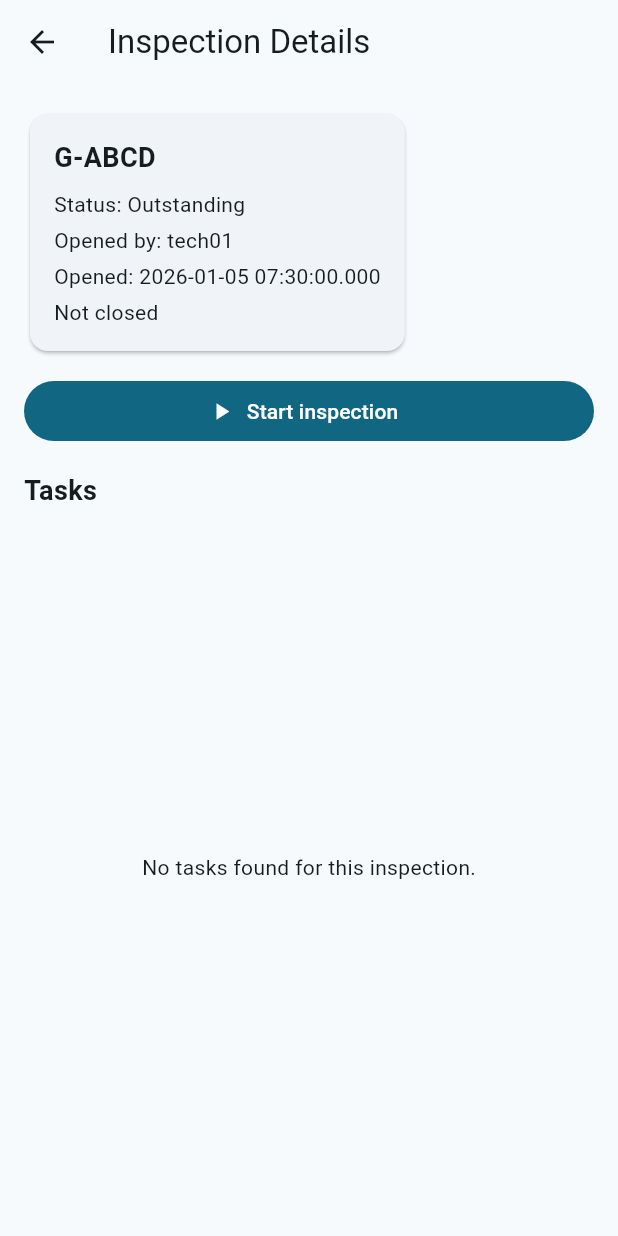
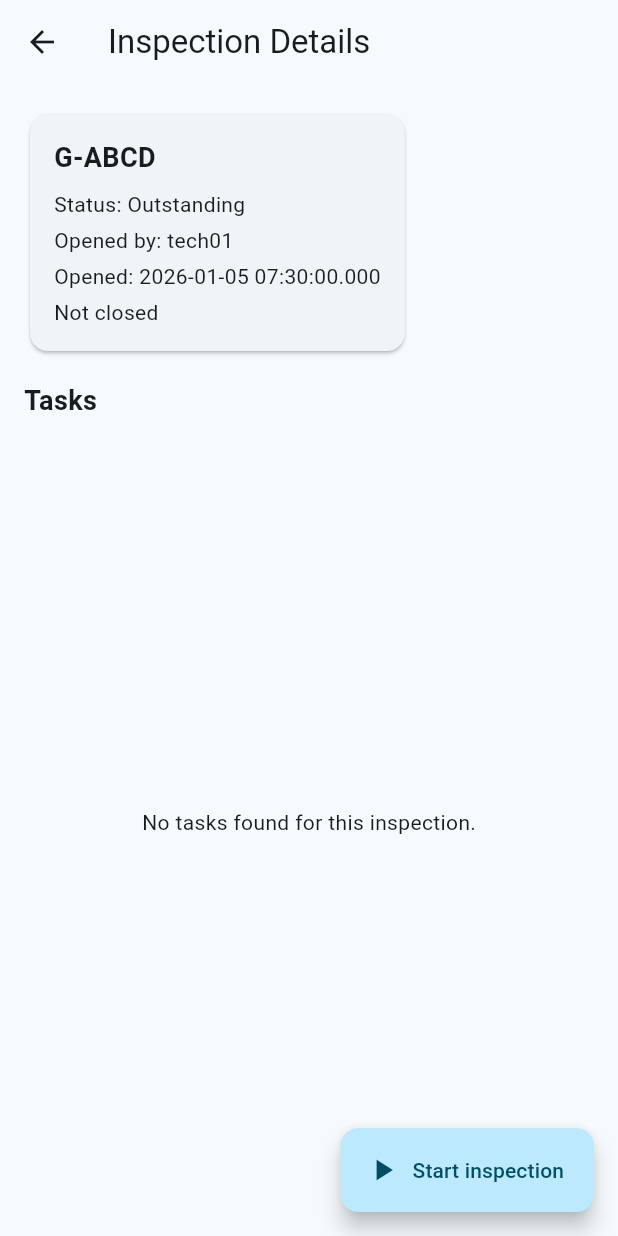
Before and after one commit to Alex-Cooke192/Cross_Platform_Programming_Assignment_2_Maintenance_Logging_System, a Flutter app: the OutstandingInspectionDetailsScreen screen opened directly with sample values from the repository, on a phone screen of 412 x 824 dp. Run offline on Flutter 3.47's test engine with Material 3 defaults, Android fonts, the phone set to English and light mode, and no system bars; our stand-ins replace drift; accounts and stored records are empty; generated files the repository leaves out were written again.

Commit message:
moved 'start inspection' button to lower right corner

```diff
--- a/lib/screens/outstanding_inspection_details_screen.dart
+++ b/lib/screens/outstanding_inspection_details_screen.dart
@@ -34,25 +34,25 @@ class OutstandingInspectionDetailsScreen extends StatelessWidget {
 
     return Scaffold(
       appBar: AppBar(title: const Text('Inspection Details')),
+
+      floatingActionButton: FloatingActionButton.extended(
+        onPressed: canStart
+            ? onStartInspection
+            : () => _showLimitDialog(context, inProgressCount),
+        icon: const Icon(Icons.play_arrow),
+        label: const Text('Start inspection'),
+        shape: RoundedRectangleBorder(
+          borderRadius: BorderRadius.circular(12),
+        ),
+      ),
+      floatingActionButtonLocation: FloatingActionButtonLocation.endFloat,
+
       body: Padding(
         padding: const EdgeInsets.all(16),
         child: Column(
           crossAxisAlignment: CrossAxisAlignment.start,
           children: [
             _InspectionHeaderCard(inspection: inspection),
-
-            // Start Inspection button
-            const SizedBox(height: 12),
-            SizedBox(
-              width: double.infinity,
-              child: FilledButton.icon(
-                icon: const Icon(Icons.play_arrow),
-                label: const Text('Start inspection'),
-                onPressed: canStart
-                    ? onStartInspection
-                    : () => _showLimitDialog(context, inProgressCount),
-              ),
-            ),
 
             const SizedBox(height: 16),
 
@@ -64,10 +64,13 @@ class OutstandingInspectionDetailsScreen extends StatelessWidget {
 
             Expanded(
               child: sortedTasks.isEmpty
-                  ? const Center(child: Text('No tasks found for this inspection.'))
+                  ? const Center(
+                      child: Text('No tasks found for this inspection.'),
+                    )
                   : ListView.separated(
                       itemCount: sortedTasks.length,
-                      separatorBuilder: (_, __) => const SizedBox(height: 8),
+                      separatorBuilder: (_, __) =>
+                          const SizedBox(height: 8),
                       itemBuilder: (context, index) {
                         final task = sortedTasks[index];
                         return _TaskTile(
@@ -76,7 +79,8 @@ class OutstandingInspectionDetailsScreen extends StatelessWidget {
                             Navigator.push(
                               context,
                               MaterialPageRoute(
-                                builder: (_) => OutstandingTaskDetailsScreen(task: task),
+                                builder: (_) =>
+                                    OutstandingTaskDetailsScreen(task: task),
                               ),
                             );
                           },
@@ -130,14 +134,19 @@ class _InspectionHeaderCard extends StatelessWidget {
           children: [
             Text(
               inspection.aircraftTailNumber,
-              style: const TextStyle(fontSize: 18, fontWeight: FontWeight.bold),
+              style: const TextStyle(
+                fontSize: 18,
+                fontWeight: FontWeight.bold,
+              ),
             ),
             const SizedBox(height: 8),
             Text('Status: ${inspection.statusLabel}'),
             const SizedBox(height: 4),
             Text('Opened by: ${inspection.openedByTechnicianUid}'),
             const SizedBox(height: 4),
-            Text('Opened: ${inspection.openedAt?.toLocal()}'),
+            Text(
+              'Opened: ${inspection.openedAt?.toLocal() ?? '—'}',
+            ),
             const SizedBox(height: 4),
             Text(closedText),
           ],
@@ -159,17 +168,26 @@ class _TaskTile extends StatelessWidget {
   @override
   Widget build(BuildContext context) {
     final subtitleParts = <String>[
-      if (task.code != null && task.code!.trim().isNotEmpty) task.code!.trim(),
+      if (task.code != null && task.code!.trim().isNotEmpty)
+        task.code!.trim(),
       if (task.resultLabel != null) 'Result: ${task.resultLabel}',
-      if (task.notes != null && task.notes!.trim().isNotEmpty) 'Notes added',
+      if (task.notes != null && task.notes!.trim().isNotEmpty)
+        'Notes added',
     ];
 
     return ListTile(
-      shape: RoundedRectangleBorder(borderRadius: BorderRadius.circular(12)),
+      shape: RoundedRectangleBorder(
+        borderRadius: BorderRadius.circular(12),
+      ),
       tileColor: Theme.of(context).colorScheme.surface,
-      leading: Icon(task.completed ? Icons.check_circle : Icons.radio_button_unchecked),
+      leading: Icon(
+        task.completed
+            ? Icons.check_circle
+            : Icons.radio_button_unchecked,
+      ),
       title: Text(task.title),
-      subtitle: subtitleParts.isEmpty ? null : Text(subtitleParts.join(' • ')),
+      subtitle:
+          subtitleParts.isEmpty ? null : Text(subtitleParts.join(' • ')),
       trailing: const Icon(Icons.chevron_right),
       onTap: onTap,
     );
```
